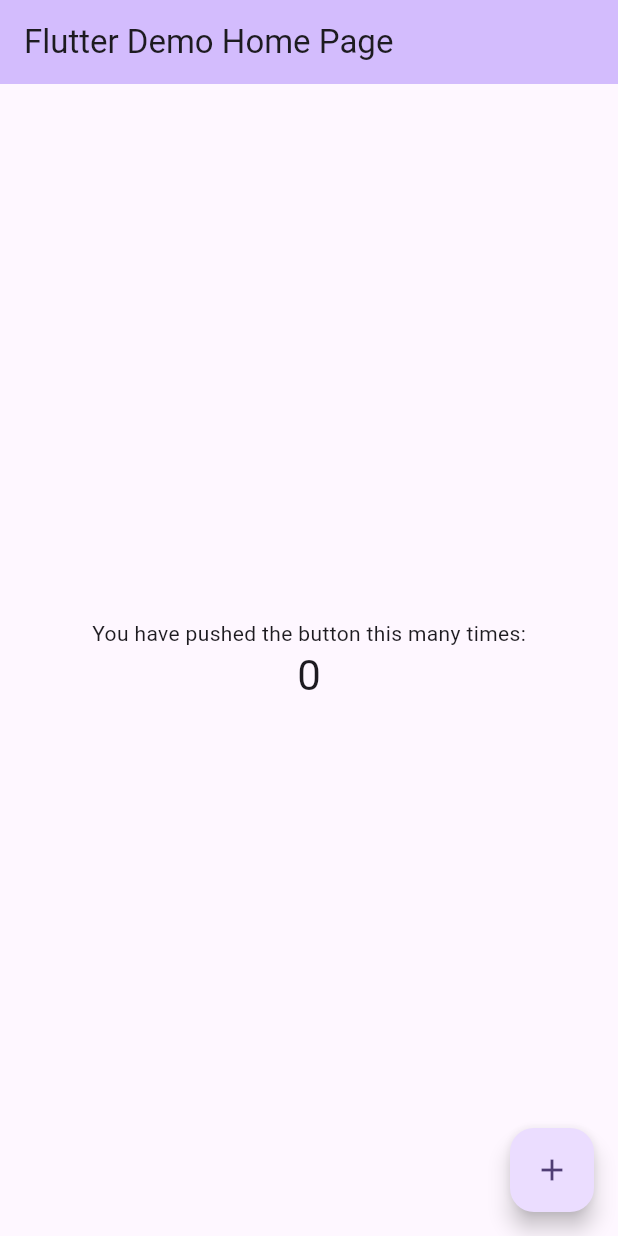
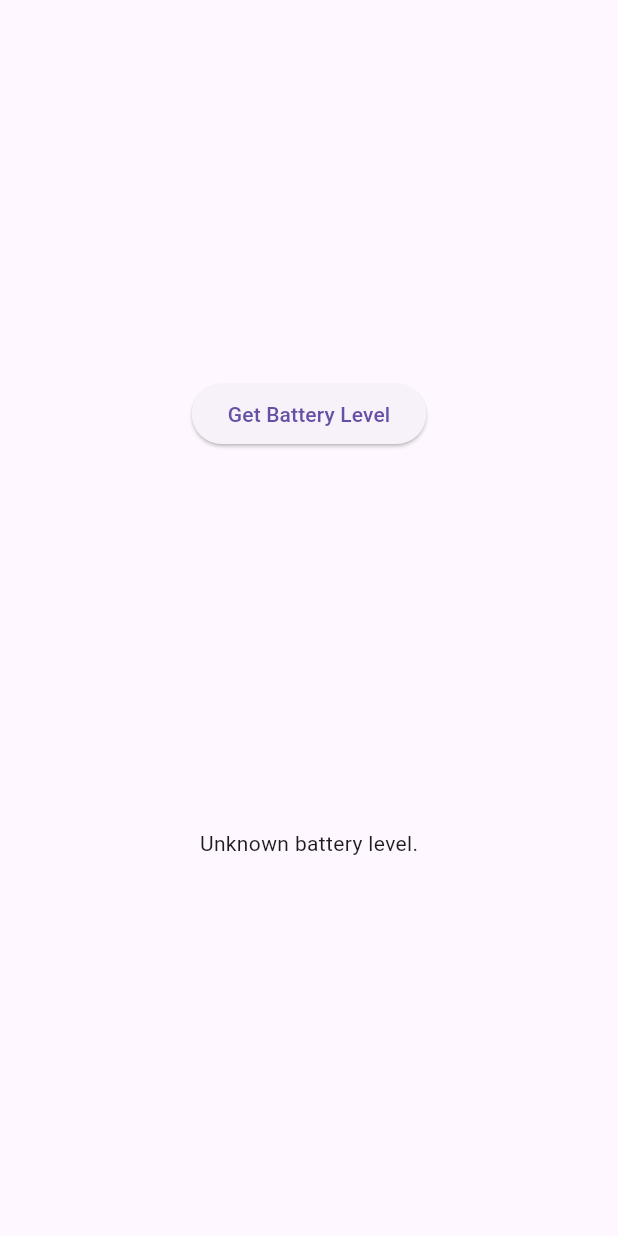
Before and after one commit to B1loliddin/flutter-platform-channel-example, a Flutter app: the screen it shows after launch, on a phone screen of 412 x 824 dp. Run offline on Flutter 3.47's test engine with Material 3 defaults, Android fonts, the light colour scheme and no system bars.

Commit message:
Added: Android platform specific code

```diff
--- a/lib/main.dart
+++ b/lib/main.dart
@@ -1,125 +1,72 @@
+import 'dart:async';
+
 import 'package:flutter/material.dart';
+import 'package:flutter/services.dart';
 
 void main() {
-  runApp(const MyApp());
+  runZonedGuarded(
+    () {
+      WidgetsFlutterBinding.ensureInitialized();
+
+      runApp(const MyApp());
+    },
+    (error, stackTrace) => debugPrint(error.toString()),
+  );
 }
 
 class MyApp extends StatelessWidget {
   const MyApp({super.key});
 
-  // This widget is the root of your application.
   @override
   Widget build(BuildContext context) {
-    return MaterialApp(
-      title: 'Flutter Demo',
-      theme: ThemeData(
-        // This is the theme of your application.
-        //
-        // TRY THIS: Try running your application with "flutter run". You'll see
-        // the application has a purple toolbar. Then, without quitting the app,
-        // try changing the seedColor in the colorScheme below to Colors.green
-        // and then invoke "hot reload" (save your changes or press the "hot
-        // reload" button in a Flutter-supported IDE, or press "r" if you used
-        // the command line to start the app).
-        //
-        // Notice that the counter didn't reset back to zero; the application
-        // state is not lost during the reload. To reset the state, use hot
-        // restart instead.
-        //
-        // This works for code too, not just values: Most code changes can be
-        // tested with just a hot reload.
-        colorScheme: ColorScheme.fromSeed(seedColor: Colors.deepPurple),
-        useMaterial3: true,
-      ),
-      home: const MyHomePage(title: 'Flutter Demo Home Page'),
+    return const MaterialApp(
+      debugShowCheckedModeBanner: false,
+      home: MyHomePage(),
     );
   }
 }
 
 class MyHomePage extends StatefulWidget {
-  const MyHomePage({super.key, required this.title});
-
-  // This widget is the home page of your application. It is stateful, meaning
-  // that it has a State object (defined below) that contains fields that affect
-  // how it looks.
-
-  // This class is the configuration for the state. It holds the values (in this
-  // case the title) provided by the parent (in this case the App widget) and
-  // used by the build method of the State. Fields in a Widget subclass are
-  // always marked "final".
-
-  final String title;
+  const MyHomePage({super.key});
 
   @override
   State<MyHomePage> createState() => _MyHomePageState();
 }
 
 class _MyHomePageState extends State<MyHomePage> {
-  int _counter = 0;
+  static const platform = MethodChannel('samples.flutter.dev/battery');
 
-  void _incrementCounter() {
-    setState(() {
-      // This call to setState tells the Flutter framework that something has
-      // changed in this State, which causes it to rerun the build method below
-      // so that the display can reflect the updated values. If we changed
-      // _counter without calling setState(), then the build method would not be
-      // called again, and so nothing would appear to happen.
-      _counter++;
-    });
+  // Get battery level.
+  String _batteryLevel = 'Unknown battery level.';
+
+  Future<void> _getBatteryLevel() async {
+    String batteryLevel;
+
+    try {
+      final result = await platform.invokeMethod('getBatteryLevel');
+      batteryLevel = 'Battery level at $result % .';
+    } on PlatformException catch (e) {
+      batteryLevel = "Failed to get battery level: '${e.message}'.";
+    }
+
+    setState(() => _batteryLevel = batteryLevel);
   }
 
   @override
   Widget build(BuildContext context) {
-    // This method is rerun every time setState is called, for instance as done
-    // by the _incrementCounter method above.
-    //
-    // The Flutter framework has been optimized to make rerunning build methods
-    // fast, so that you can just rebuild anything that needs updating rather
-    // than having to individually change instances of widgets.
-    return Scaffold(
-      appBar: AppBar(
-        // TRY THIS: Try changing the color here to a specific color (to
-        // Colors.amber, perhaps?) and trigger a hot reload to see the AppBar
-        // change color while the other colors stay the same.
-        backgroundColor: Theme.of(context).colorScheme.inversePrimary,
-        // Here we take the value from the MyHomePage object that was created by
-        // the App.build method, and use it to set our appbar title.
-        title: Text(widget.title),
-      ),
-      body: Center(
-        // Center is a layout widget. It takes a single child and positions it
-        // in the middle of the parent.
+    return Material(
+      child: Center(
         child: Column(
-          // Column is also a layout widget. It takes a list of children and
-          // arranges them vertically. By default, it sizes itself to fit its
-          // children horizontally, and tries to be as tall as its parent.
-          //
-          // Column has various properties to control how it sizes itself and
-          // how it positions its children. Here we use mainAxisAlignment to
-          // center the children vertically; the main axis here is the vertical
-          // axis because Columns are vertical (the cross axis would be
-          // horizontal).
-          //
-          // TRY THIS: Invoke "debug painting" (choose the "Toggle Debug Paint"
-          // action in the IDE, or press "p" in the console), to see the
-          // wireframe for each widget.
-          mainAxisAlignment: MainAxisAlignment.center,
-          children: <Widget>[
-            const Text(
-              'You have pushed the button this many times:',
+          mainAxisAlignment: MainAxisAlignment.spaceEvenly,
+          children: [
+            ElevatedButton(
+              onPressed: _getBatteryLevel,
+              child: const Text('Get Battery Level'),
             ),
-            Text(
-              '$_counter',
-              style: Theme.of(context).textTheme.headlineMedium,
-            ),
+            Text(_batteryLevel),
           ],
         ),
       ),
-      floatingActionButton: FloatingActionButton(
-        onPressed: _incrementCounter,
-        tooltip: 'Increment',
-        child: const Icon(Icons.add),
-      ), // This trailing comma makes auto-formatting nicer for build methods.
     );
   }
 }
```
Also changed, not shown: 1 other file.
